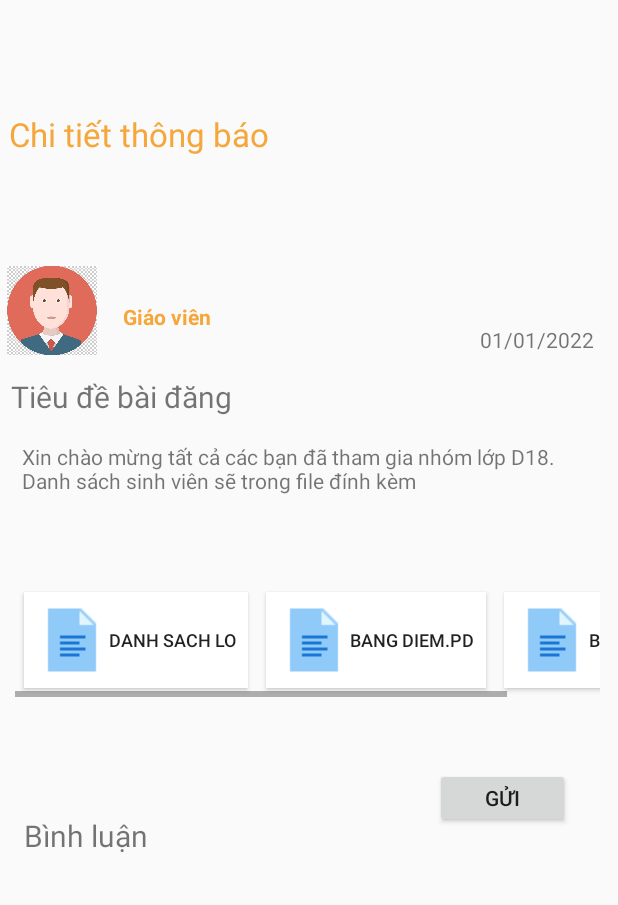
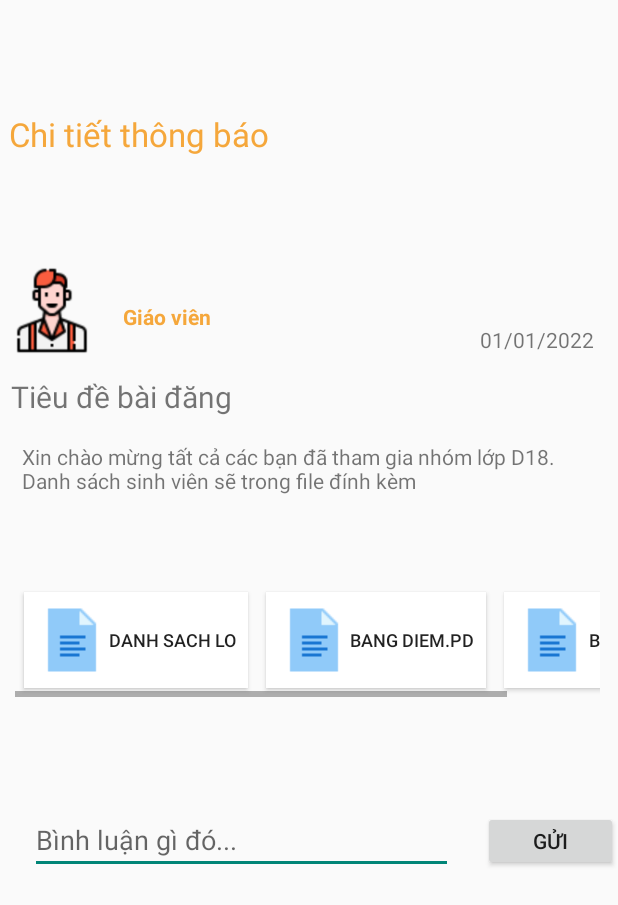
Before and after one commit to MMA17/PLINK-Application, an Android app: the PostDetailActivity screen opened directly, with no data from a screen before it, on a phone screen of 412 x 824 dp. Shown: the top 905 px of the screen. Run offline under Robolectric (Android 15) with nearby library versions, the phone set to English and light mode, and no system bars; 5 statements that could not run were skipped.

Commit message:
Add logic Comment and CRUD

```diff
--- a/app/src/main/java/com/example/plink/PostDetailActivity.java
+++ b/app/src/main/java/com/example/plink/PostDetailActivity.java
@@ -6,15 +6,22 @@ import androidx.recyclerview.widget.RecyclerView;
 import android.content.Context;
 import android.content.Intent;
 import android.os.Bundle;
+import android.view.View;
+import android.widget.Button;
+import android.widget.EditText;
 import android.widget.ImageView;
+import android.widget.ListView;
 import android.widget.TextView;
+import android.widget.Toast;
 
-import org.w3c.dom.Text;
+import java.time.LocalDateTime;
+import java.time.format.DateTimeFormatter;
+import java.util.List;
 
-import adapter.CommentAdapter;
-import components.classes.Class;
+import components.comment.Comment;
+import components.comment.CommentAdapter;
+import components.comment.CommentCRUD;
 import components.member.Member;
-import components.member.MemberCRUD;
 import components.post.Post;
 
 public class PostDetailActivity extends AppCompatActivity {
@@ -36,16 +43,10 @@ public class PostDetailActivity extends AppCompatActivity {
         String authorName = i.getStringExtra("authorName");
         ImageView avatar = findViewById(R.id.PostAvatar);
         // Set avatar
-        avatar.setImageResource(R.drawable.avatar);
+        avatar.setImageResource(R.drawable.avatar2);
 
         //Set author's name
         TextView author_name = (TextView) findViewById(R.id.PostUsername);
-//        Member author = new Member();
-//        author.setId(post.getAuthor());
-//        System.out.println(post.getAuthor());
-//        author = (new MemberCRUD(context)).getMemberByID(author);
-//        System.out.println(author.getName());
-//        author_name.setText(author.getName());
 
         System.out.println(authorName);
         author_name.setText(authorName);
@@ -60,10 +61,42 @@ public class PostDetailActivity extends AppCompatActivity {
         TextView PostDes = (TextView) findViewById(R.id.PostDescription);
         PostDes.setText(post.getContent());
 
-        initComment();
+//        Get comment of this post
+        ListView lv_comment = findViewById(R.id.lv_comment);
+        CommentCRUD sqliteHelper = new CommentCRUD(PostDetailActivity.this);
+        List<Comment> listComment = sqliteHelper.getCommentbyPostId(post.getId());
+        CommentAdapter adapter = new CommentAdapter(listComment,PostDetailActivity.this, post);
+
+        lv_comment.setAdapter(adapter);
+        adapter.notifyDataSetChanged();
+
+        Button add_cmt = (Button) findViewById(R.id.btn_comment_post);
+        add_cmt.setOnClickListener(new View.OnClickListener() {
+            @Override
+            public void onClick(View view) {
+                String content = ((EditText) findViewById(R.id.Comment_content)).getText().toString();
+
+                DateTimeFormatter dtf = DateTimeFormatter.ofPattern("yyyy/MM/dd HH:mm:ss");
+                LocalDateTime now = LocalDateTime.now();
+
+                CommentCRUD crud = new CommentCRUD(PostDetailActivity.this);
+                Comment c = new Comment();
+                c.setCreated_at(dtf.format(now));
+                c.setContent(content);
+                c.setAuthorid(member.getId());
+                c.setPostid(post.getId());
+
+                if (crud.addComment(c) == true) {
+                    Toast.makeText(PostDetailActivity.this, "Thêm bình luận thành công!", Toast.LENGTH_SHORT).show();
+                    finish();
+                    startActivity(getIntent());
+                }
+                else {
+                    Toast.makeText(PostDetailActivity.this, "Thêm bình luận thất bại", Toast.LENGTH_SHORT).show();
+                }
+            }
+        });
+
     }
 
-    private void initComment() {
-
-    }
 }
--- a/app/src/main/java/components/post/PostAdapter.java
+++ b/app/src/main/java/components/post/PostAdapter.java
@@ -78,7 +78,7 @@ public class PostAdapter extends BaseAdapter {
 
         String authorName = m.getName();
 
-        ViewHolder.Post_author_avatar.setImageResource(R.drawable.avatar);
+        ViewHolder.Post_author_avatar.setImageResource(R.drawable.avatar2);
         ViewHolder.Post_author.setText(m.getName());
         ViewHolder.Post_date.setText(listPost.get(i).getCreate_at());
         ViewHolder.Post_author_position.setText("Giáo Viên");
--- a/app/src/main/res/layout/activity_post_detail.xml
+++ b/app/src/main/res/layout/activity_post_detail.xml
@@ -163,38 +163,41 @@
 
     </androidx.constraintlayout.widget.ConstraintLayout>
 
-    <TextView
-        android:id="@+id/textView"
-        android:layout_width="112dp"
-        android:layout_height="33dp"
-        android:text="Bình luận"
-        android:textSize="20sp"
-        app:layout_constraintBottom_toBottomOf="parent"
-        app:layout_constraintEnd_toEndOf="parent"
-        app:layout_constraintHorizontal_bias="0.053"
-        app:layout_constraintStart_toStartOf="parent"
-        app:layout_constraintTop_toBottomOf="@+id/constraintLayout"
-        app:layout_constraintVertical_bias="0.043" />
-
     <ListView
-        android:id="@+id/listPostComment"
-        android:layout_width="410dp"
-        android:layout_height="232dp"
+        android:id="@+id/lv_comment"
+        android:layout_width="407dp"
+        android:layout_height="233dp"
         app:layout_constraintBottom_toBottomOf="parent"
         app:layout_constraintEnd_toEndOf="parent"
         app:layout_constraintHorizontal_bias="0.5"
-        app:layout_constraintStart_toStartOf="parent"
-        app:layout_constraintTop_toBottomOf="@+id/textView" />
+        app:layout_constraintStart_toStartOf="parent" />
 
     <Button
         android:id="@+id/btn_comment_post"
         android:layout_width="90dp"
         android:layout_height="40dp"
         android:text="Gửi"
-        app:layout_constraintBottom_toBottomOf="parent"
+        app:layout_constraintBottom_toTopOf="@+id/lv_comment"
         app:layout_constraintEnd_toEndOf="parent"
-        app:layout_constraintHorizontal_bias="0.9"
+        app:layout_constraintHorizontal_bias="1.0"
+        app:layout_constraintStart_toEndOf="@+id/Comment_content"
         app:layout_constraintStart_toStartOf="parent"
-        app:layout_constraintTop_toTopOf="parent"
-        app:layout_constraintVertical_bias="0.653" />
+        app:layout_constraintTop_toBottomOf="@+id/constraintLayout"
+        app:layout_constraintVertical_bias="0.473" />
+
+    <EditText
+        android:id="@+id/Comment_content"
+        android:layout_width="282dp"
+        android:layout_height="42dp"
+        android:ems="10"
+        android:hint="Bình luận gì đó..."
+        android:inputType="textPersonName"
+        app:layout_constraintBottom_toTopOf="@+id/lv_comment"
+        app:layout_constraintEnd_toEndOf="parent"
+        app:layout_constraintEnd_toStartOf="@+id/btn_comment_post"
+        app:layout_constraintHorizontal_bias="0.5"
+        app:layout_constraintStart_toStartOf="parent"
+        app:layout_constraintTop_toBottomOf="@+id/constraintLayout" />
+    />
+
 </androidx.constraintlayout.widget.ConstraintLayout>
```
Also changed, not shown: app/src/main/java/adapter/CommentAdapter.java (deleted, +0 -69 lines), app/src/main/java/com/example/plink/CreatePostActivity.java (+12 -3 lines), app/src/main/java/components/comment/CommentAdapter.java (added, +87 -0 lines), app/src/main/java/components/comment/CommentCRUD.java (+23 -5 lines), app/src/main/res/layout/comment_item.xml (added, +46 -0 lines).
